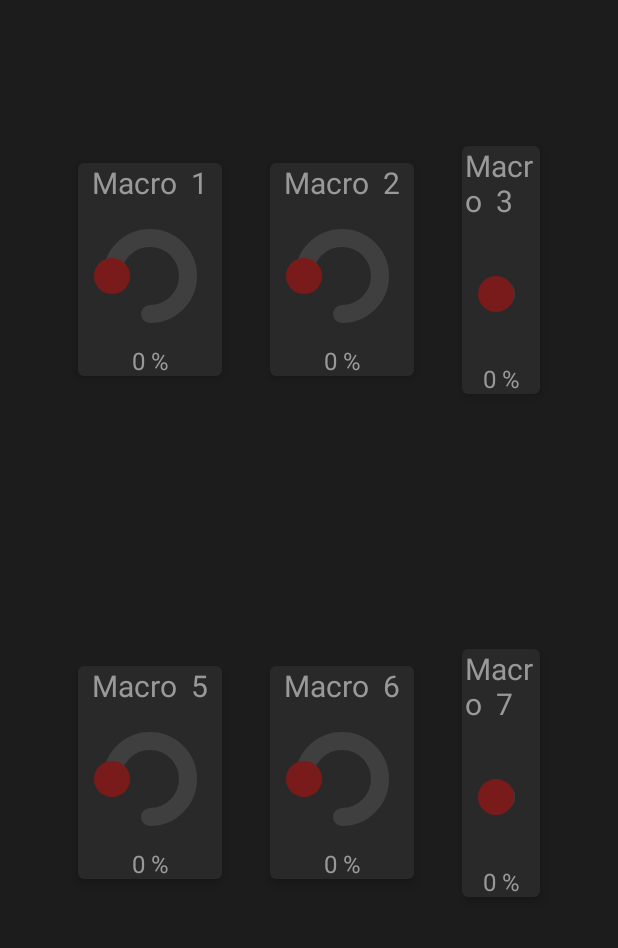
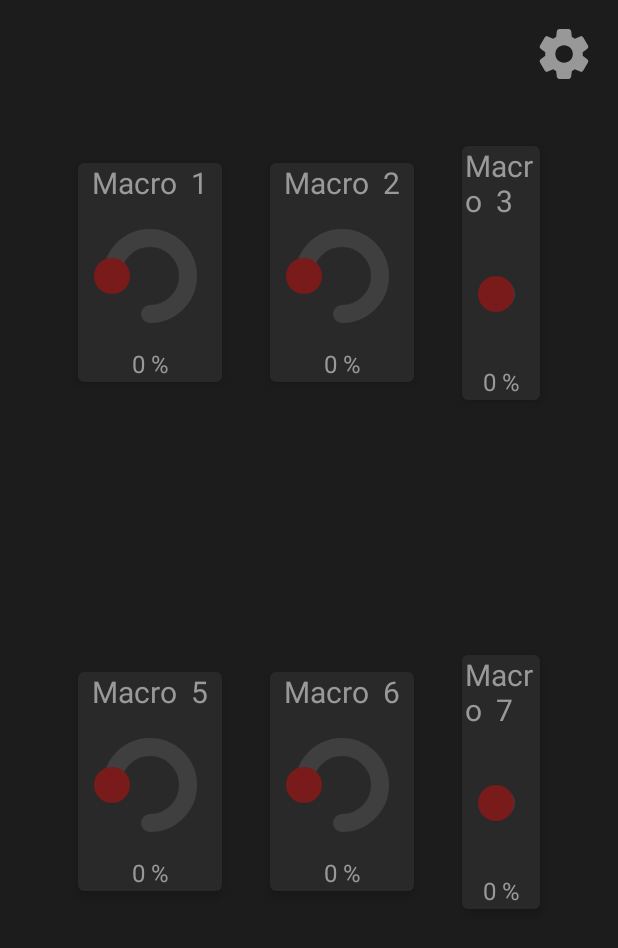
Before and after one commit to MosieQAdventures/EQ_Mobile_App_v2023, an Android app built with Jetpack Compose: the screen it shows after launch (MainActivity), on a phone screen of 412 x 824 dp. Shown: the top 948 px of the screen. Run offline under Robolectric (Android 15) with nearby library versions, the phone set to English and light mode, and no system bars.

Commit message:
added settings icon, still need viewmodel

```diff
--- a/app/src/main/java/com/example/eq_hm_mobileapp_2023_version/MainActivity.kt
+++ b/app/src/main/java/com/example/eq_hm_mobileapp_2023_version/MainActivity.kt
@@ -7,10 +7,9 @@ import androidx.activity.ComponentActivity
 import androidx.activity.compose.setContent
 import androidx.compose.foundation.background
 import androidx.compose.foundation.layout.*
-import androidx.compose.material.MaterialTheme
-import androidx.compose.material.Scaffold
-import androidx.compose.material.Surface
-import androidx.compose.material.Text
+import androidx.compose.material.*
+import androidx.compose.material.icons.Icons
+import androidx.compose.material.icons.rounded.Settings
 import androidx.compose.runtime.Composable
 import androidx.compose.ui.Alignment
 import androidx.compose.ui.Modifier
@@ -34,11 +33,23 @@ class MainActivity : ComponentActivity() {
                         .background(MaterialTheme.colors.background)
                 ) {
                     Scaffold() {
-                        Column(
-                            modifier = Modifier.padding(12.dp).fillMaxSize()
-                        ) {
-                            FourItemRow(1)
-                            FourItemRow(5)
+                        Box() {
+                            Column(
+                                modifier = Modifier
+                                    .padding(12.dp)
+                                    .fillMaxSize()
+                            ) {
+                                FourItemRow(1)
+                                FourItemRow(5)
+                            }
+
+                            Box(modifier = Modifier.padding(12.dp).align(Alignment.TopEnd)) {
+                                Icon(
+                                    imageVector = Icons.Rounded.Settings,
+                                    contentDescription = null,
+                                    Modifier.size(48.dp).padding(4.dp)
+                                )
+                            }
                         }
                     }
                 }
@@ -50,7 +61,9 @@ class MainActivity : ComponentActivity() {
 @Composable
 fun FourItemRow(number: Int) {
     Row(
-        modifier = Modifier.padding(horizontal = 24.dp, vertical = 8.dp).fillMaxWidth(),
+        modifier = Modifier
+            .padding(horizontal = 24.dp, vertical = 8.dp)
+            .fillMaxWidth(),
         verticalAlignment = Alignment.CenterVertically,
         horizontalArrangement = Arrangement.Center
     ) {
--- a/app/src/main/java/com/example/eq_hm_mobileapp_2023_version/components/Macro.kt
+++ b/app/src/main/java/com/example/eq_hm_mobileapp_2023_version/components/Macro.kt
@@ -64,7 +64,7 @@ fun Arc(macroNumber: Int) {
 
 @Composable
 fun PercentValue(value: Int) {
-    Row(verticalAlignment = Alignment.CenterVertically, modifier = Modifier.padding(horizontal = 2.dp)) {
+    Row(verticalAlignment = Alignment.CenterVertically, modifier = Modifier.padding(horizontal = 2.dp, vertical = 2.dp)) {
         Text(text =  "$value %", fontSize = 16.sp)
     }
 }
```
